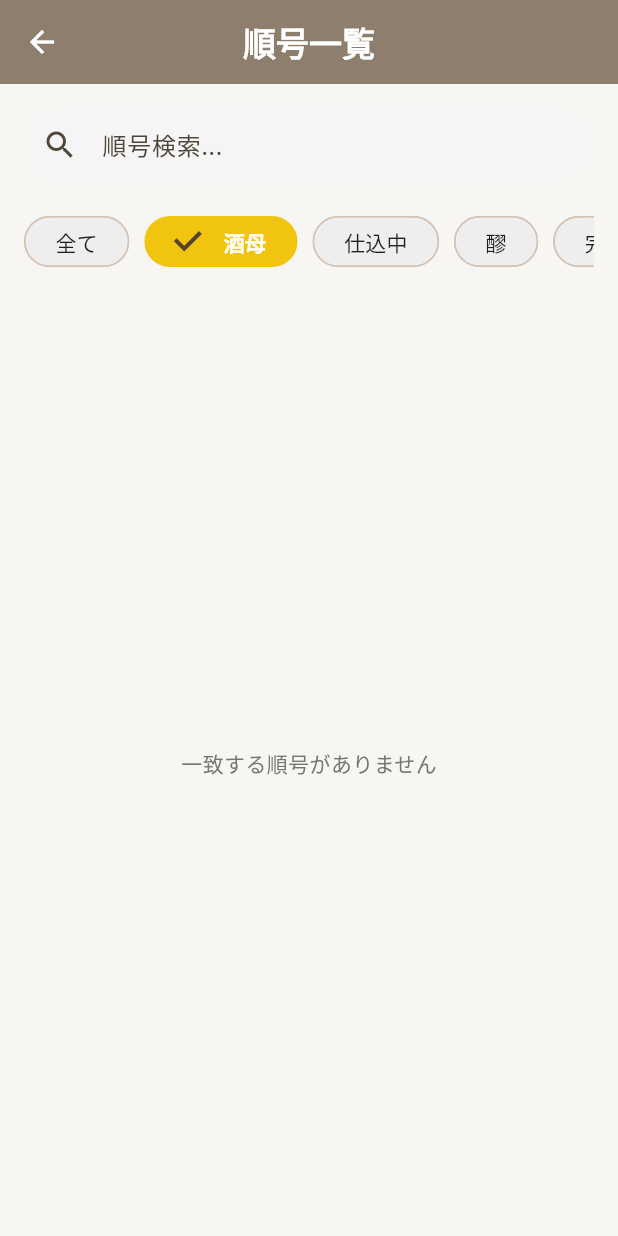
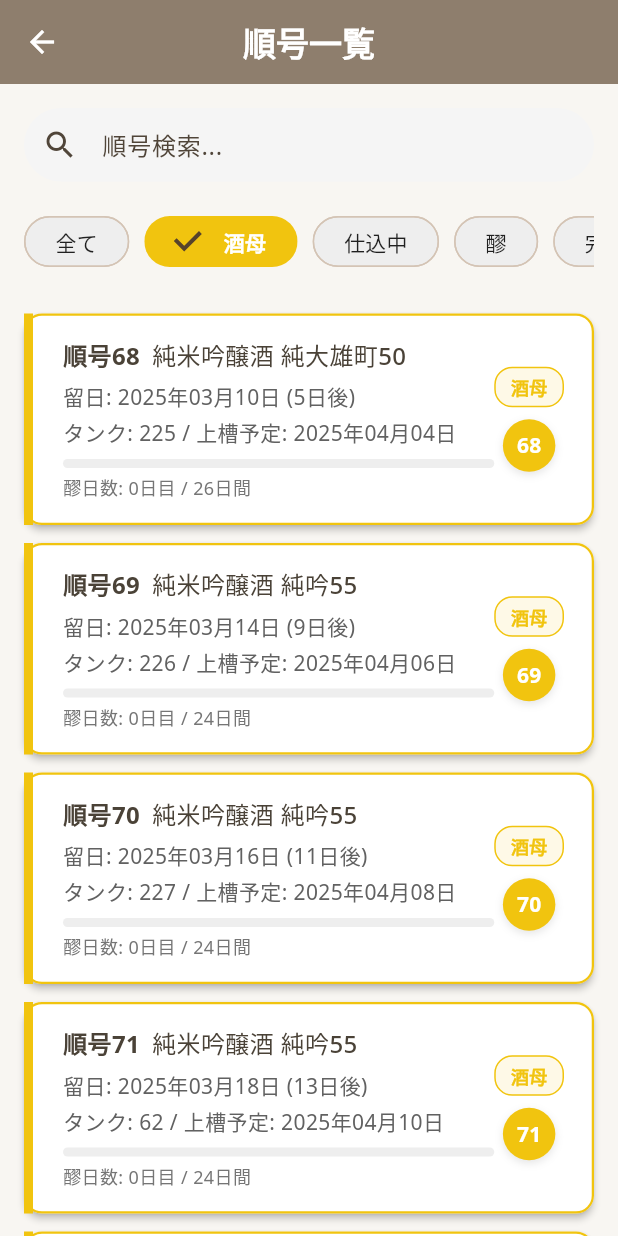
Before and after one commit to temtempughpugh/sake_brewing_app, a Flutter app: the JungoListScreen screen opened directly, after a tap on "酒母", on a phone screen of 412 x 824 dp. Run offline on Flutter 3.47's test engine with Material 3 defaults, Android fonts, the light colour scheme and no system bars; our stand-ins replace csv, file_picker, fl_chart, google_fonts, shared_preferences; accounts and stored records are empty.

Commit message:
ローカルの変更を保存

```diff
--- a/lib/screens/home_screen.dart
+++ b/lib/screens/home_screen.dart
@@ -535,21 +535,35 @@ class _HomeScreenState extends State<HomeScreen> {
     }).toList();
   }
 
-  // 醪工程を取得するヘルパーメソッド
 List<BrewingProcess> _getMoromiProcessesForDate(List<JungoData> jungoList, DateTime date, String namePattern) {
   final dateStr = DateFormat('yyyy-MM-dd').format(date);
 
   return jungoList.expand((jungo) => jungo.processes).where((process) {
-      // 醪工程または四段工程で名前がパターンを含み、作業日が選択日と一致
-      if ((process.type == ProcessType.moromi || process.type == ProcessType.other) &&
-          process.name.contains(namePattern)) {
+    // 醪工程または四段工程で、指定された工程と一致し、作業日が選択日と一致
+    bool matchesPattern = false;
+
+    if (namePattern == '添') {
+      // 添仕込みの場合は「添」または「初」を含む工程を検索
+      matchesPattern = process.name.contains('添') || process.name.contains('初');
+    } else if (namePattern == '仲') {
+      matchesPattern = process.name.contains('仲');
+    } else if (namePattern == '留') {
+      matchesPattern = process.name.contains('留');
+    } else if (namePattern == '四段') {
+      matchesPattern = process.name.contains('四段');
+    } else if (namePattern == 'モト') {
+      matchesPattern = process.name.contains('モト');
+    } else {
+      matchesPattern = process.name.contains(namePattern);
+    }
+
+    if ((process.type == ProcessType.moromi || process.type == ProcessType.other) && matchesPattern) {
       final workDate = process.getWorkDate();
       return DateFormat('yyyy-MM-dd').format(workDate) == dateStr;
     }
     return false;
   }).toList();
 }
-
   void _onItemTapped(int index) {
     if (index == _selectedIndex) return;
 
--- a/lib/screens/jungo_detail_screen.dart
+++ b/lib/screens/jungo_detail_screen.dart
@@ -272,7 +272,8 @@ class _JungoDetailScreenState extends State<JungoDetailScreen> {
 
     if (process.name.contains('モト')) {
       stage = 'モト';
-      } else if (process.name.contains('添')) {
+    } else if (process.name.contains('添') || process.name.contains('初掛') || process.name.contains('初麹')) {
+      // 「添」または「初掛」または「初麹」を含む工程は全て「添」に分類
       stage = '添';
     } else if (process.name.contains('仲')) {
       stage = '仲';
@@ -281,6 +282,8 @@ class _JungoDetailScreenState extends State<JungoDetailScreen> {
     } else if (process.name.contains('四段')) {
       stage = '四段';
     } else {
+      // デバッグ出力を追加して、どの工程がスキップされているかを確認
+      print('スキップされた工程: ${process.name} (タイプ: ${process.type})');
       continue; // 該当しない工程はスキップ
     }
 
--- a/lib/screens/jungo_list_screen.dart
+++ b/lib/screens/jungo_list_screen.dart
@@ -34,50 +34,72 @@ class _JungoListScreenState extends State<JungoListScreen> {
 
       final now = DateTime.now();
 
-     // ステータスフィルター（正確なルールに基づく）
+      // 修正後のコード
 if (_filterStatus == 'moromi') {
-  // 留日の翌日から上槽日までは醪状態
+  // 留日の翌日から上槽日までは醪状態 - 変更なし
   return now.isAfter(jungo.startDate.add(const Duration(days: 1))) &&
          now.isBefore(jungo.endDate);
 } else if (_filterStatus == 'shubo') {
-  // 酒母状態の判定（モト掛の仕込み日から添掛の洗米日まで）
+  // 酒母状態の判定 - CSVの形式に合わせて修正
   bool hasMoto = false;
   DateTime? motoWorkDate;
-  bool hasSoe = false;
-  DateTime? soeWashingDate;
+  bool hasFirstProcess = false; // 初掛/添掛プロセスの存在
+  DateTime? firstProcessDate;
 
   for (var process in jungo.processes) {
-  if (process.name.contains('モト') && process.type == ProcessType.moromi) {
+    // モト掛/モト麹の検出 (モト系工程)
+    if (process.name.toLowerCase().contains('モト')) {
+      hasMoto = true;
+      if (process.type == ProcessType.moromi) {
         motoWorkDate = process.getWorkDate();
-  }
-  if (process.name.contains('添') &&
-     (process.type == ProcessType.washing || process.type == ProcessType.moromi)) {
-    soeWashingDate = process.washingDate;
       }
     }
 
-  if (hasMoto && hasSoe && motoWorkDate != null && soeWashingDate != null) {
-    return now.isAfter(motoWorkDate) && now.isBefore(soeWashingDate);
+    // 初掛/添掛の検出 (二番目の工程)
+    if ((process.name.toLowerCase().contains('初') ||
+         process.name.toLowerCase().contains('添')) &&
+        process.type == ProcessType.moromi) {
+      hasFirstProcess = true;
+      firstProcessDate = process.washingDate;
+    }
+  }
+
+  // デバッグ出力を追加
+  print('順号${jungo.jungoId} 酒母判定: hasMoto=$hasMoto, hasFirstProcess=$hasFirstProcess');
+
+  // 酒母状態の条件: モト工程が存在し、初/添工程も存在し、
+  // 現在日がモト作業日と初/添洗米日の間である
+  if (hasMoto && hasFirstProcess && motoWorkDate != null && firstProcessDate != null) {
+    return now.isAfter(motoWorkDate) && now.isBefore(firstProcessDate);
   }
   return false;
 } else if (_filterStatus == 'brewing') {
-  // 仕込み状態の判定（添掛の仕込み日から留日まで）
-  bool hasSoe = false;
-  DateTime? soeWorkDate;
+  // 仕込み状態の判定 - CSVの形式に合わせて修正
+  bool hasFirstProcess = false; // 初掛/添掛プロセス
+  DateTime? firstProcessWorkDate;
 
   for (var process in jungo.processes) {
-    if (process.name.contains('添') && process.type == ProcessType.moromi) {
-      hasSoe = true;
-      soeWorkDate = process.getWorkDate();
+    // 初掛/添掛の検出
+    if ((process.name.toLowerCase().contains('初') ||
+         process.name.toLowerCase().contains('添')) &&
+        process.type == ProcessType.moromi) {
+      hasFirstProcess = true;
+      firstProcessWorkDate = process.getWorkDate();
+      break;
     }
   }
 
-  if (hasSoe && soeWorkDate != null) {
-    return now.isAfter(soeWorkDate) && now.isBefore(jungo.startDate);
+  // デバッグ出力を追加
+  print('順号${jungo.jungoId} 仕込み判定: hasFirstProcess=$hasFirstProcess');
+
+  // 仕込み状態の条件: 初/添工程が存在し、
+  // 現在日が初/添作業日と留日(jungo.startDate)の間である
+  if (hasFirstProcess && firstProcessWorkDate != null) {
+    return now.isAfter(firstProcessWorkDate) && now.isBefore(jungo.startDate);
   }
   return false;
 } else if (_filterStatus == 'completed') {
-  // 完了の判定
+  // 完了の判定 - 変更なし
   return now.isAfter(jungo.endDate);
 }
 
@@ -225,42 +247,52 @@ return true; // 'all'の場合はすべて表示
     bool isCompleted = now.isAfter(jungo.endDate);
     bool isMoromi = now.isAfter(jungo.startDate.add(const Duration(days: 1))) && now.isBefore(jungo.endDate);
 
-    /// 酒母状態の判定
+    // 修正後のコード
+// 酒母状態の判定 - CSVの形式に合わせて修正
 bool isShubo = false;
 DateTime? motoWorkDate;
-DateTime? soeWashingDate;
+DateTime? firstProcessDate;
 bool hasMoto = false;
-bool hasSoe = false;
+bool hasFirstProcess = false;
 
 for (var process in jungo.processes) {
-  if (process.name.contains('モト') && process.type == ProcessType.moromi) {
+  // モト系工程の検出
+  if (process.name.toLowerCase().contains('モト')) {
     hasMoto = true;
+    if (process.type == ProcessType.moromi) {
       motoWorkDate = process.getWorkDate();
-  }
-  if (process.name.contains('添') &&
-     (process.type == ProcessType.washing || process.type == ProcessType.moromi)) {
-    hasSoe = true;
-    soeWashingDate = process.washingDate;
     }
   }
 
-if (hasMoto && hasSoe && motoWorkDate != null && soeWashingDate != null) {
-  isShubo = now.isAfter(motoWorkDate) && now.isBefore(soeWashingDate);
+  // 初掛/添掛の検出
+  if ((process.name.toLowerCase().contains('初') ||
+       process.name.toLowerCase().contains('添')) &&
+      process.type == ProcessType.moromi) {
+    hasFirstProcess = true;
+    firstProcessDate = process.washingDate;
+  }
 }
 
-    // 仕込み状態の判定
+if (hasMoto && hasFirstProcess && motoWorkDate != null && firstProcessDate != null) {
+  isShubo = now.isAfter(motoWorkDate) && now.isBefore(firstProcessDate);
+}
+
+// 仕込み状態の判定 - CSVの形式に合わせて修正
 bool isBrewing = false;
-    DateTime? soeWorkDate;
+DateTime? firstProcessWorkDate;
 
 for (var process in jungo.processes) {
-      if (process.name.contains('添') && process.type == ProcessType.moromi) {
-        soeWorkDate = process.getWorkDate();
+  // 初掛/添掛の検出
+  if ((process.name.toLowerCase().contains('初') ||
+       process.name.toLowerCase().contains('添')) &&
+      process.type == ProcessType.moromi) {
+    firstProcessWorkDate = process.getWorkDate();
     break;
   }
 }
 
-    if (soeWorkDate != null) {
-      isBrewing = now.isAfter(soeWorkDate) && now.isBefore(jungo.startDate);
+if (firstProcessWorkDate != null) {
+  isBrewing = now.isAfter(firstProcessWorkDate) && now.isBefore(jungo.startDate);
 }
 
     // カードの色設定
```
Lines whose indentation alone changed are shown as unchanged.
